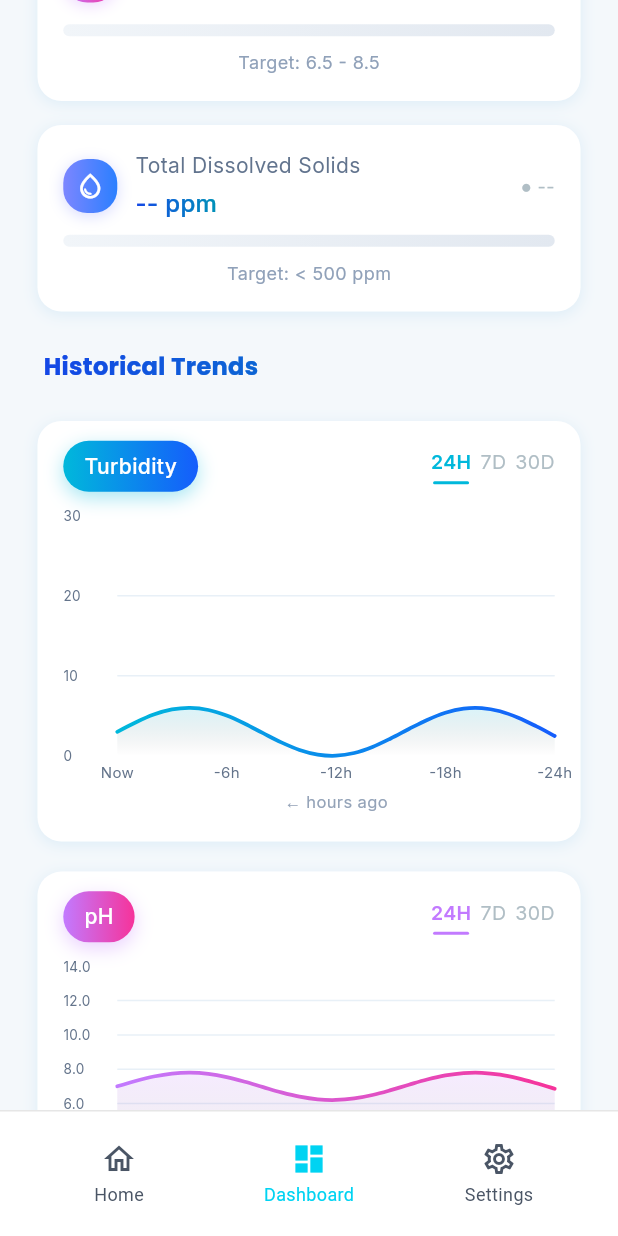
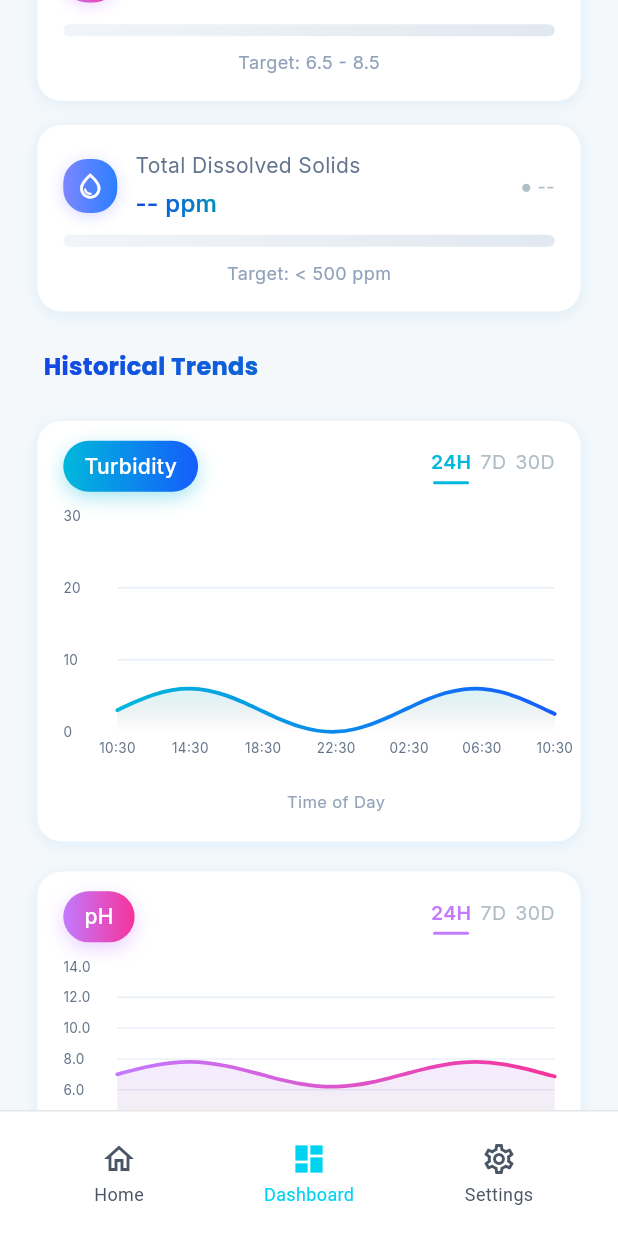
Before and after one commit to adrian-cali/agos, a Flutter app: the DashboardScreen screen opened by its route, scrolled down 576 dp, on a phone screen of 412 x 824 dp. Run offline on Flutter 3.47's test engine with Material 3 defaults, Android fonts, the phone set to English and light mode, and no system bars; drawn by our look-alikes of fl_chart; our stand-ins replace cloud_firestore, firebase_auth, firebase_core, flutter_riverpod, flutter_svg, google_fonts; accounts and stored records are empty; Roboto replaces fonts that are missing (Arial).

Commit message:
Dashboard charts: actual clock time X-axis (time of day / date labels)

```diff
--- a/agos_app/lib/presentation/screens/dashboard/dashboard_screen.dart
+++ b/agos_app/lib/presentation/screens/dashboard/dashboard_screen.dart
@@ -912,28 +912,31 @@ class _HistoricalChartCardState extends ConsumerState<_HistoricalChartCard> {
 
   static final Map<String, Map<TimePeriod, List<FlSpot>>> _dummyData = {
     'Turbidity': {
+      // 24H: x in minutes 0..1440, 25 evenly spaced points
       TimePeriod.twentyFourHours: List.generate(25, (i) =>
-          FlSpot(i.toDouble(), (2.0 + 3.0 * math.sin(i * 0.4) + 1.0).clamp(0, 30))),
+          FlSpot(i * 60.0, (2.0 + 3.0 * math.sin(i * 0.4) + 1.0).clamp(0, 30))),
+      // 7D: x in hours 0..168
       TimePeriod.sevenDays: List.generate(8, (i) =>
-          FlSpot(i.toDouble(), (3.0 + 2.0 * math.sin(i * 0.9)).clamp(0, 30))),
+          FlSpot(i * 24.0, (3.0 + 2.0 * math.sin(i * 0.9)).clamp(0, 30))),
+      // 30D: x in hours 0..720
       TimePeriod.thirtyDays: List.generate(31, (i) =>
-          FlSpot(i.toDouble(), (2.5 + 4.0 * math.sin(i * 0.35)).clamp(0, 30))),
+          FlSpot(i * 24.0, (2.5 + 4.0 * math.sin(i * 0.35)).clamp(0, 30))),
     },
     'pH': {
       TimePeriod.twentyFourHours: List.generate(25, (i) =>
-          FlSpot(i.toDouble(), (7.0 + 0.8 * math.sin(i * 0.4)).clamp(0, 14))),
+          FlSpot(i * 60.0, (7.0 + 0.8 * math.sin(i * 0.4)).clamp(0, 14))),
       TimePeriod.sevenDays: List.generate(8, (i) =>
-          FlSpot(i.toDouble(), (7.2 + 0.5 * math.sin(i * 0.9)).clamp(0, 14))),
+          FlSpot(i * 24.0, (7.2 + 0.5 * math.sin(i * 0.9)).clamp(0, 14))),
       TimePeriod.thirtyDays: List.generate(31, (i) =>
-          FlSpot(i.toDouble(), (7.0 + 0.7 * math.sin(i * 0.35)).clamp(0, 14))),
+          FlSpot(i * 24.0, (7.0 + 0.7 * math.sin(i * 0.35)).clamp(0, 14))),
     },
     'TDS': {
       TimePeriod.twentyFourHours: List.generate(25, (i) =>
-          FlSpot(i.toDouble(), (320.0 + 60.0 * math.sin(i * 0.4)).clamp(0, 1000))),
+          FlSpot(i * 60.0, (320.0 + 60.0 * math.sin(i * 0.4)).clamp(0, 1000))),
       TimePeriod.sevenDays: List.generate(8, (i) =>
-          FlSpot(i.toDouble(), (300.0 + 80.0 * math.sin(i * 0.9)).clamp(0, 1000))),
+          FlSpot(i * 24.0, (300.0 + 80.0 * math.sin(i * 0.9)).clamp(0, 1000))),
       TimePeriod.thirtyDays: List.generate(31, (i) =>
-          FlSpot(i.toDouble(), (310.0 + 70.0 * math.sin(i * 0.35)).clamp(0, 1000))),
+          FlSpot(i * 24.0, (310.0 + 70.0 * math.sin(i * 0.35)).clamp(0, 1000))),
     },
   };
 
@@ -956,11 +959,23 @@ class _HistoricalChartCardState extends ConsumerState<_HistoricalChartCard> {
     }
   }
 
-  // Maps x-value → actual timestamp for live-data tooltips
-  final Map<double, DateTime> _timestampMap = {};
+  // Maps x-value → actual timestamp for tooltips
+  final Map<int, DateTime> _timestampMap = {};
 
-  /// Returns live Firestore spots with X = hours-ago (24H) or days-ago (7D/30D).
-  /// Falls back to dummy data when no readings exist.
+  /// X coordinate helpers:
+  ///  24H → x = minutes since start of the 24-hour window (0 = 24h ago, 1440 = now)
+  ///  7D  → x = hours since start of the 7-day window   (0 = 7d ago, 168 = now)
+  /// 30D  → x = hours since start of the 30-day window  (0 = 30d ago, 720 = now)
+  double _toX(DateTime dt) {
+    final now = DateTime.now();
+    final diffMs = dt.difference(now.subtract(Duration(hours: _periodHours))).inMilliseconds;
+    if (_selectedPeriod == TimePeriod.twentyFourHours) {
+      return (diffMs / 60000.0).clamp(0, 1440); // minutes
+    }
+    return (diffMs / 3600000.0).clamp(0, _periodHours.toDouble()); // hours
+  }
+
+  /// Returns live Firestore spots, or falls back to dummy data when empty.
   List<FlSpot> get _spots {
     final historyAsync = ref.watch(
       readingHistoryProvider((_kDeviceId, _periodHours)),
@@ -970,87 +985,84 @@ class _HistoricalChartCardState extends ConsumerState<_HistoricalChartCard> {
       _timestampMap.clear();
       return _dummyData[widget.label]?[_selectedPeriod] ?? [];
     }
-    final now = DateTime.now();
     _timestampMap.clear();
     final List<FlSpot> result = [];
     for (final r in readings) {
       final dt = r.timestamp;
-      final diffMinutes = now.difference(dt).inMinutes;
-      if (diffMinutes < 0) continue;
-      // X = hours ago for 24H; days ago for 7D/30D (as fraction)
-      final double x = _selectedPeriod == TimePeriod.twentyFourHours
-          ? diffMinutes / 60.0
-          : diffMinutes / (60.0 * 24.0);
+      final double x = _toX(dt);
       final double value = switch (_firestoreField) {
         'turbidity' => r.turbidity,
         'ph' => r.ph,
         _ => r.tds,
       };
-      // Round key to 2 decimal places for map lookup
-      final xKey = double.parse(x.toStringAsFixed(2));
-      _timestampMap[xKey] = dt;
-      result.add(FlSpot(xKey, value));
+      final xInt = x.round();
+      _timestampMap[xInt] = dt;
+      result.add(FlSpot(x, value));
     }
-    // Sort oldest-first (largest x = furthest in past → put last on chart, so reverse: smallest x = most recent)
-    // For line chart oldest-first means largest x first → reverse
-    result.sort((a, b) => b.x.compareTo(a.x)); // oldest first (largest hours-ago at left edge)
-    // Re-index x so oldest = 0 for cleaner axis, while keeping timestamp map
+    result.sort((a, b) => a.x.compareTo(b.x)); // oldest first (left edge)
     if (result.isEmpty) return _dummyData[widget.label]?[_selectedPeriod] ?? [];
     return result;
   }
 
-  /// Fallback axis maximum when no live data is available.
+  /// Full period window in the X coordinate unit.
   double get _maxX {
     switch (_selectedPeriod) {
-      case TimePeriod.twentyFourHours: return 24;
-      case TimePeriod.sevenDays: return 7;
-      case TimePeriod.thirtyDays: return 30;
+      case TimePeriod.twentyFourHours: return 1440; // 24*60 minutes
+      case TimePeriod.sevenDays: return 168;         // 7*24 hours
+      case TimePeriod.thirtyDays: return 720;        // 30*24 hours
     }
   }
 
   String _getBottomLabel(double value) {
+    final now = DateTime.now();
     switch (_selectedPeriod) {
-      case TimePeriod.twentyFourHours:
-        // value = hours ago; show at 0, 6, 12, 18, 24
-        final hoursLabels = {0.0: 'Now', 6.0: '-6h', 12.0: '-12h', 18.0: '-18h', 24.0: '-24h'};
-        for (final entry in hoursLabels.entries) {
-          if ((value - entry.key).abs() < 0.4) return entry.value;
-        }
-        return '';
-      case TimePeriod.sevenDays:
-        // value = days ago
-        if ((value - value.roundToDouble()).abs() > 0.05) return '';
-        final d = value.round();
-        if (d == 0) return 'Today';
-        if (d == 1) return '-1d';
-        if (d == 7) return '-7d';
-        return d % 2 == 0 ? '-${d}d' : '';
-      case TimePeriod.thirtyDays:
-        if ((value - value.roundToDouble()).abs() > 0.5) return '';
-        final d = value.round();
-        if (d == 0) return 'Today';
-        if ([5, 10, 15, 20, 25, 30].contains(d)) return '-${d}d';
-        return '';
+      case TimePeriod.twentyFourHours: {
+        // x = minutes from 24h ago → show every 4 hours (every 240 min)
+        if (value % 240 > 12) return '';
+        final dt = now.subtract(Duration(minutes: (1440 - value).round()));
+        final h = dt.hour.toString().padLeft(2, '0');
+        final m = dt.minute.toString().padLeft(2, '0');
+        return '$h:$m';
+      }
+      case TimePeriod.sevenDays: {
+        // x = hours from 7d ago → show every 24h
+        if (value % 24 > 1) return '';
+        final dt = now.subtract(Duration(hours: (168 - value).round()));
+        return '${dt.month}/${dt.day}';
+      }
+      case TimePeriod.thirtyDays: {
+        // x = hours from 30d ago → show every 5 days (every 120h)
+        if (value % 120 > 4) return '';
+        final dt = now.subtract(Duration(hours: (720 - value).round()));
+        return '${dt.month}/${dt.day}';
+      }
     }
   }
 
   String _getTooltipX(double value) {
-    // If we have a real timestamp for this x value, show it
-    final xKey = double.parse(value.toStringAsFixed(2));
-    final ts = _timestampMap[xKey];
+    // Look up actual timestamp by nearest integer x
+    final xInt = value.round();
+    final ts = _timestampMap[xInt];
     if (ts != null) {
       final h = ts.hour.toString().padLeft(2, '0');
       final m = ts.minute.toString().padLeft(2, '0');
       return '$h:$m';
     }
-    // Dummy data fallback: value = hours-ago or days-ago
+    // Dummy data fallback: reconstruct approximate time
+    final now = DateTime.now();
     switch (_selectedPeriod) {
-      case TimePeriod.twentyFourHours:
-        return '-${value.toStringAsFixed(1)}h';
-      case TimePeriod.sevenDays:
-        return '-${value.toStringAsFixed(1)}d';
-      case TimePeriod.thirtyDays:
-        return '-${value.toStringAsFixed(0)}d';
+      case TimePeriod.twentyFourHours: {
+        final dt = now.subtract(Duration(minutes: (1440 - value).round()));
+        return '${dt.hour.toString().padLeft(2, '0')}:${dt.minute.toString().padLeft(2, '0')}';
+      }
+      case TimePeriod.sevenDays: {
+        final dt = now.subtract(Duration(hours: (168 - value).round()));
+        return '${dt.month}/${dt.day} ${dt.hour.toString().padLeft(2, '0')}:00';
+      }
+      case TimePeriod.thirtyDays: {
+        final dt = now.subtract(Duration(hours: (720 - value).round()));
+        return '${dt.month}/${dt.day}';
+      }
     }
   }
 
@@ -1204,16 +1216,14 @@ class _HistoricalChartCardState extends ConsumerState<_HistoricalChartCard> {
         ),
         bottomTitles: AxisTitles(
           axisNameWidget: Text(
-            _selectedPeriod == TimePeriod.thirtyDays || _selectedPeriod == TimePeriod.sevenDays
-                ? '← days ago'
-                : '← hours ago',
+            _selectedPeriod == TimePeriod.twentyFourHours ? 'Time of Day' : 'Date',
             style: const TextStyle(color: Color(0xFF94A3B8), fontSize: 11, fontFamily: 'Inter'),
           ),
           axisNameSize: 18,
           sideTitles: SideTitles(
             showTitles: true,
-            reservedSize: 22,
-            interval: 1,
+            reservedSize: 38,
+            interval: _selectedPeriod == TimePeriod.twentyFourHours ? 240 : 24, // every 4h (240min) or every day (24h)
             getTitlesWidget: (value, meta) {
               final label = _getBottomLabel(value);
               if (label.isEmpty) return const SizedBox.shrink();
@@ -1221,7 +1231,7 @@ class _HistoricalChartCardState extends ConsumerState<_HistoricalChartCard> {
                 padding: const EdgeInsets.only(top: 4),
                 child: Text(
                   label,
-                  style: const TextStyle(color: Color(0xFF64748B), fontSize: 10, fontFamily: 'Inter'),
+                  style: const TextStyle(color: Color(0xFF64748B), fontSize: 9, fontFamily: 'Inter'),
                 ),
               );
             },
```
